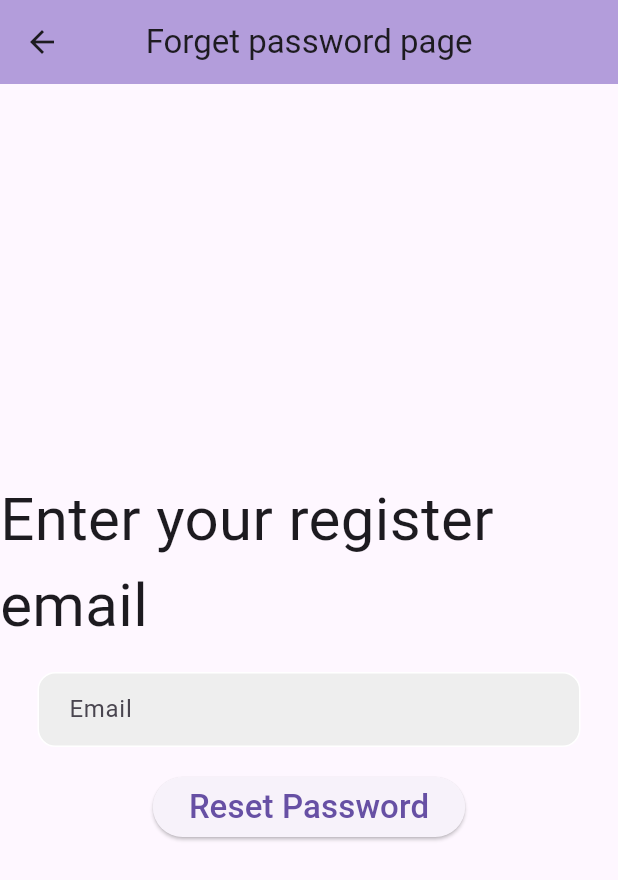
After one commit to riShad241/Notepad, a Flutter app: the screen it shows after launch, after a tap on the "keyboard arrow right" icon, after a tap on "Forget password ?", on a phone screen of 412 x 824 dp. The commit adds this screen. Shown: the top 880 px of the screen. Run offline on Flutter 3.47's test engine with Material 3 defaults, Android fonts, the phone set to English and light mode, and no system bars; our stand-ins replace animated_text_kit, cloud_firestore, firebase_auth, firebase_core, lottie; accounts and stored records are empty.

Commit message:
Final from this project

```diff
--- a/lib/Screen/AuthScreen/LogInScreen.dart
+++ b/lib/Screen/AuthScreen/LogInScreen.dart
@@ -1,6 +1,7 @@
 import 'package:animated_text_kit/animated_text_kit.dart';
 import 'package:firebase_auth/firebase_auth.dart';
 import 'package:flutter/material.dart';
+import 'package:notepad/Screen/AuthScreen/forgetpassword.dart';
 import 'package:notepad/Screen/HomePage.dart';
 import 'package:notepad/Screen/AuthScreen/signUp.dart';
 
@@ -18,6 +19,13 @@ class _LogInScreenState extends State<LogInScreen> {
 
   LogIn() async {
     try {
+      showDialog(
+          context: context,
+          builder: (context) {
+            return const Center(
+              child: CircularProgressIndicator(),
+            );
+          });
       await FirebaseAuth.instance.signInWithEmailAndPassword(
         email: _emailController.text.trim(),
         password: _passwordController.text.trim(),
@@ -35,15 +43,18 @@ class _LogInScreenState extends State<LogInScreen> {
     }
   }
 
+  final GlobalKey<FormState> _formkey = GlobalKey<FormState>();
+
+
   @override
   Widget build(BuildContext context) {
     return Scaffold(
-      body: Column(
+      body: Form(
+        key: _formkey,
+        child: Column(
           mainAxisAlignment: MainAxisAlignment.center,
           children: [
             Center(
-            child: Padding(
-              padding: const EdgeInsets.only(top: 150),
               child: SingleChildScrollView(
                 child: AnimatedTextKit(
                   animatedTexts: [
@@ -54,13 +65,17 @@ class _LogInScreenState extends State<LogInScreen> {
                 ),
               ),
             ),
-          ),
             const SizedBox(
               height: 20,
             ),
             Padding(
               padding: const EdgeInsets.only(top: 5, left: 20, right: 20),
               child: TextFormField(
+                validator: (String? value){
+                  if(value?.isEmpty ?? true){
+                    return 'Enter Your Email';
+                  }
+                },
                 controller: _emailController,
                 decoration: InputDecoration(
                     filled: true,
@@ -76,6 +91,11 @@ class _LogInScreenState extends State<LogInScreen> {
             Padding(
               padding: const EdgeInsets.only(top: 5, left: 20, right: 20),
               child: TextFormField(
+                validator: (String? value){
+                  if(value?.isEmpty ?? true){
+                    return 'Enter your password!';
+                  }
+                },
                 controller: _passwordController,
                 decoration: InputDecoration(
                     filled: true,
@@ -96,6 +116,9 @@ class _LogInScreenState extends State<LogInScreen> {
                 ),
                 child: ElevatedButton(
                   onPressed: () {
+                    if(!_formkey.currentState!.validate()){
+                      return ;
+                    }
                     LogIn();
                   },
                   style: ElevatedButton.styleFrom(
@@ -109,7 +132,9 @@ class _LogInScreenState extends State<LogInScreen> {
               height: 40,
             ),
             InkWell(
-            onTap: () {},
+              onTap: () {
+                Navigator.push(context, MaterialPageRoute(builder: (context)=> ForgetPasswordPage()));
+              },
               child: const Text(
                 'Forget password ?',
                 style: TextStyle(color: Colors.grey),
@@ -131,6 +156,7 @@ class _LogInScreenState extends State<LogInScreen> {
             )
           ],
         ),
+      ),
     );
   }
 }
--- /dev/null
+++ b/lib/Screen/AuthScreen/forgetpassword.dart
@@ -0,0 +1,77 @@
+import 'package:firebase_auth/firebase_auth.dart';
+import 'package:flutter/material.dart';
+class ForgetPasswordPage extends StatefulWidget {
+  const ForgetPasswordPage({Key? key}) : super(key: key);
+
+  @override
+  State<ForgetPasswordPage> createState() => _ForgetPasswordPageState();
+}
+
+class _ForgetPasswordPageState extends State<ForgetPasswordPage> {
+  final TextEditingController _emailController = TextEditingController();
+
+  Future<void> passwordReset()async{
+    try{
+      await FirebaseAuth.instance.sendPasswordResetEmail(
+          email: _emailController.text.trim());
+      ScaffoldMessenger.of(context).showSnackBar(const SnackBar(content: Text('Check your email')));
+    }
+    catch(error){
+      ScaffoldMessenger.of(context).showSnackBar(const SnackBar(content: Text('Enter your register email')));
+    }
+  }
+  @override
+  void dispose() {
+    _emailController.dispose();
+    super.dispose();
+  }
+  @override
+  Widget build(BuildContext context) {
+    return Scaffold(
+      appBar: AppBar(
+        title: const Text('Forget password page'),
+        centerTitle: true,
+        backgroundColor: Colors.deepPurple[200],
+        elevation: 0,
+      ),
+
+      body: Column(
+        mainAxisAlignment: MainAxisAlignment.center,
+        children: [
+          Center(child: Text('Enter your register email',style: TextStyle(fontSize: 40),)),
+
+          const SizedBox(height: 16,),
+          /// Email textfield in here..
+          Padding(
+            padding: const EdgeInsets.symmetric(horizontal: 25),
+            child: Container(
+              decoration: BoxDecoration(
+                color: Colors.grey[200],
+                border: Border.all(color: Colors.white),
+                borderRadius: BorderRadius.circular(12),
+              ),
+              child: Padding(
+                padding: const EdgeInsets.only(left: 20),
+                child: TextFormField(
+                  validator: (String? value) {
+                    if (value?.isEmpty ?? true) {
+                      return 'Enter email';
+                    }
+                    return null;
+                  },
+                  controller: _emailController,
+                  decoration: const InputDecoration(
+                      border: InputBorder.none, hintText: 'Email'),
+                ),
+              ),
+            ),
+          ),
+          const SizedBox(height: 16,),
+          ElevatedButton(onPressed: (){
+            passwordReset();
+          }, child: Text('Reset Password',style: TextStyle(fontSize: 22),)),
+        ],
+      ),
+    );
+  }
+}
--- a/lib/Screen/AuthScreen/signUp.dart
+++ b/lib/Screen/AuthScreen/signUp.dart
@@ -88,11 +88,14 @@ class _SignUpState extends State<SignUp> {
       return false;
     }
   }
+  final GlobalKey<FormState> _globalKey = GlobalKey<FormState>();
 
   @override
   Widget build(BuildContext context) {
     return Scaffold(
-      body: SafeArea(
+      body: Form(
+        key: _globalKey,
+        child: SafeArea(
           child: Padding(
             padding: const EdgeInsets.only(top: 50),
             child: SingleChildScrollView(
@@ -112,6 +115,11 @@ class _SignUpState extends State<SignUp> {
                   Padding(
                     padding: const EdgeInsets.only(top: 5, left: 20, right: 20),
                     child: TextFormField(
+                      validator: (String? value){
+                        if(value?.isEmpty ?? true){
+                          return 'Enter email';
+                        }
+                      },
                       controller: _EmailController,
                       decoration: InputDecoration(
                           filled: true,
@@ -128,6 +136,11 @@ class _SignUpState extends State<SignUp> {
                   Padding(
                     padding: const EdgeInsets.only(top: 5, left: 20, right: 20),
                     child: TextFormField(
+                      validator: (String? value){
+                        if(value?.isEmpty ?? true){
+                          return 'Enter First Name';
+                        }
+                      },
                       controller: _FirstNameController,
                       decoration: InputDecoration(
                           filled: true,
@@ -144,6 +157,11 @@ class _SignUpState extends State<SignUp> {
                   Padding(
                     padding: const EdgeInsets.only(top: 5, left: 20, right: 20),
                     child: TextFormField(
+                      validator: (String? value){
+                        if(value?.isEmpty ?? true){
+                          return 'Enter Last name';
+                        }
+                      },
                       controller: _LastNameController,
                       decoration: InputDecoration(
                           filled: true,
@@ -160,6 +178,11 @@ class _SignUpState extends State<SignUp> {
                   Padding(
                     padding: const EdgeInsets.only(top: 5, left: 20, right: 20),
                     child: TextFormField(
+                      validator: (String? value){
+                        if(value?.isEmpty ?? true){
+                          return 'Enter Mobile number';
+                        }
+                      },
                       controller: _MobileController,
                       decoration: InputDecoration(
                           filled: true,
@@ -176,6 +199,11 @@ class _SignUpState extends State<SignUp> {
                   Padding(
                     padding: const EdgeInsets.only(top: 5, left: 20, right: 20),
                     child: TextFormField(
+                      validator: (String? value){
+                        if(value?.isEmpty ?? true){
+                          return 'Enter password';
+                        }
+                      },
                       controller: _PasswordController,
                       decoration: InputDecoration(
                           filled: true,
@@ -192,6 +220,11 @@ class _SignUpState extends State<SignUp> {
                   Padding(
                     padding: const EdgeInsets.only(top: 5, left: 20, right: 20),
                     child: TextFormField(
+                      validator: (String? value){
+                        if(value?.isEmpty ?? true){
+                          return 'Enter confirm password';
+                        }
+                      },
                       controller: _ConfromPasswordController,
                       decoration: InputDecoration(
                           filled: true,
@@ -213,6 +246,9 @@ class _SignUpState extends State<SignUp> {
                       ),
                       child: ElevatedButton(
                         onPressed: () {
+                          if(!_globalKey.currentState!.validate()){
+                            return;
+                          }
                           userSignUp();
                         },
                         style: ElevatedButton.styleFrom(
@@ -245,6 +281,7 @@ class _SignUpState extends State<SignUp> {
             ),
           ),
         ),
+      ),
     );
   }
 }
```
Lines whose indentation alone changed are shown as unchanged.
